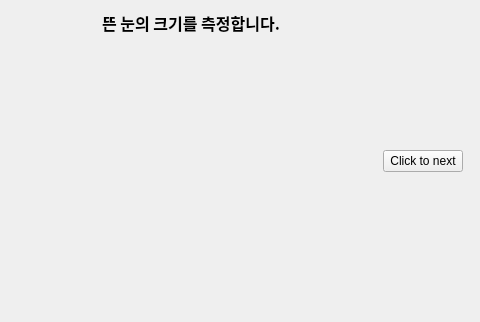
Qt form calibratepage.ui (veda-team4/DMS) before a commit.
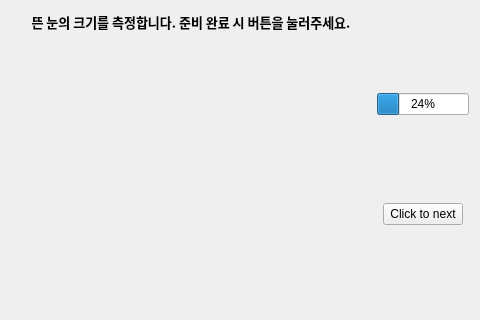
The same form after that commit.

```diff
--- a/calibratepage.ui
+++ b/calibratepage.ui
@@ -45,12 +45,12 @@
        <property name="font">
         <font>
          <family>NanumGothic</family>
-         <pointsize>12</pointsize>
+         <pointsize>10</pointsize>
          <bold>true</bold>
         </font>
        </property>
        <property name="text">
-        <string>뜬 눈의 크기를 측정합니다.</string>
+        <string>뜬 눈의 크기를 측정합니다. 준비 완료 시 버튼을 눌러주세요.</string>
        </property>
        <property name="alignment">
         <set>Qt::AlignCenter</set>
@@ -89,6 +89,13 @@
    </item>
    <item>
     <layout class="QVBoxLayout" name="verticalLayout_2">
+     <item>
+      <widget class="QProgressBar" name="progressBar">
+       <property name="value">
+        <number>24</number>
+       </property>
+      </widget>
+     </item>
      <item alignment="Qt::AlignHCenter">
       <widget class="QPushButton" name="nextButton">
        <property name="maximumSize">
```
